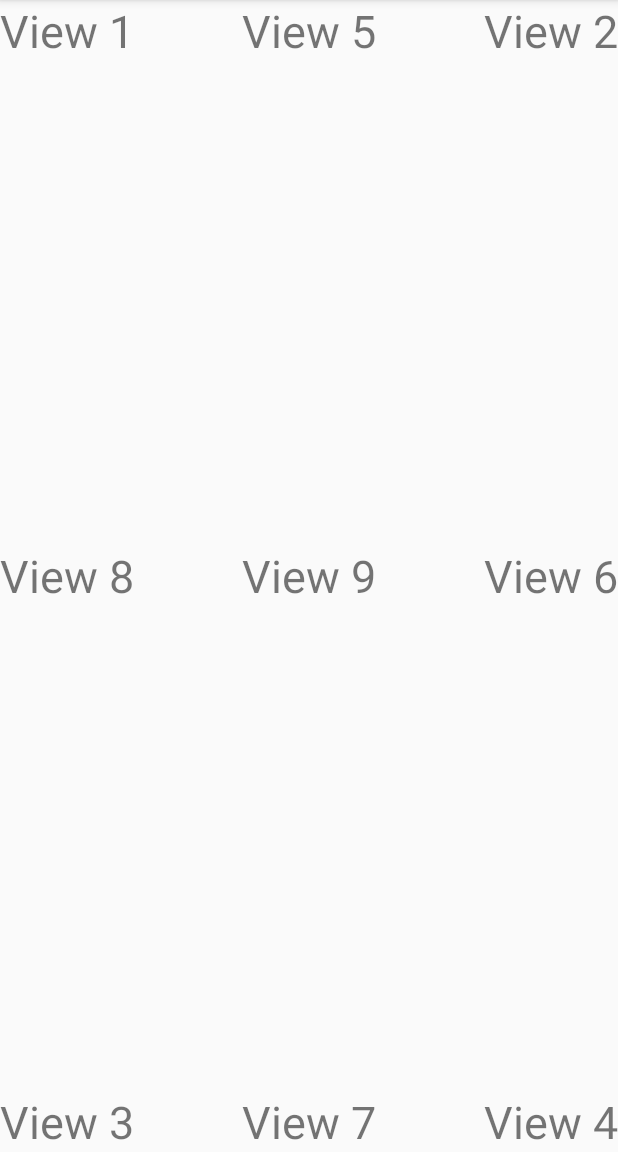
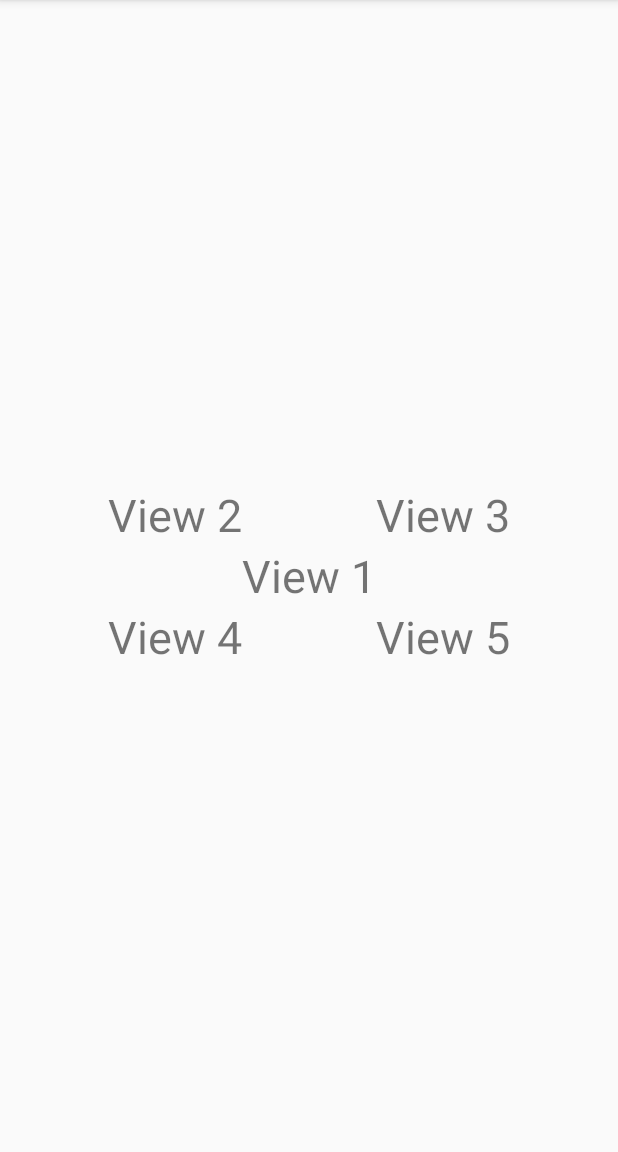
Before and after one commit to phamtanphat/RelativeLayout25082020, an Android app: the screen it shows after launch (MainActivity), on a phone screen of 412 x 824 dp, the part 84-1236 px from its top. Run offline under Robolectric (Android 15) with nearby library versions, the phone set to English and light mode, and no system bars.

Commit message:
toPosition view

```diff
--- a/app/src/main/res/layout/activity_main.xml
+++ b/app/src/main/res/layout/activity_main.xml
@@ -8,65 +8,42 @@
     tools:context=".MainActivity">
 
     <TextView
-        android:layout_alignParentTop="true"
-        android:layout_alignParentStart="true"
+        android:id="@+id/tv1"
+        android:layout_centerInParent="true"
         android:textSize="30sp"
         android:text="View 1"
         android:layout_width="wrap_content"
         android:layout_height="wrap_content"/>
     <TextView
-        android:layout_alignParentTop="true"
-        android:layout_alignParentEnd="true"
+        android:layout_toStartOf="@id/tv1"
+        android:layout_above="@id/tv1"
+        android:id="@+id/tv2"
         android:textSize="30sp"
         android:text="View 2"
         android:layout_width="wrap_content"
         android:layout_height="wrap_content"/>
     <TextView
-        android:layout_alignParentBottom="true"
-        android:layout_alignParentStart="true"
+        android:layout_toEndOf="@id/tv1"
+        android:layout_above="@id/tv1"
+        android:id="@+id/tv3"
         android:textSize="30sp"
         android:text="View 3"
         android:layout_width="wrap_content"
         android:layout_height="wrap_content"/>
     <TextView
-        android:layout_alignParentBottom="true"
-        android:layout_alignParentEnd="true"
+        android:layout_toStartOf="@id/tv1"
+        android:layout_below="@id/tv1"
+        android:id="@+id/tv4"
         android:textSize="30sp"
         android:text="View 4"
         android:layout_width="wrap_content"
         android:layout_height="wrap_content"/>
     <TextView
-        android:layout_alignParentTop="true"
-        android:layout_centerHorizontal="true"
+        android:layout_toEndOf="@id/tv1"
+        android:layout_below="@id/tv1"
+        android:id="@+id/tv5"
         android:textSize="30sp"
         android:text="View 5"
         android:layout_width="wrap_content"
         android:layout_height="wrap_content"/>
-    <TextView
-        android:layout_alignParentEnd="true"
-        android:layout_centerVertical="true"
-        android:textSize="30sp"
-        android:text="View 6"
-        android:layout_width="wrap_content"
-        android:layout_height="wrap_content"/>
-    <TextView
-        android:layout_alignParentBottom="true"
-        android:layout_centerHorizontal="true"
-        android:textSize="30sp"
-        android:text="View 7"
-        android:layout_width="wrap_content"
-        android:layout_height="wrap_content"/>
-    <TextView
-        android:layout_alignParentStart="true"
-        android:layout_centerVertical="true"
-        android:textSize="30sp"
-        android:text="View 8"
-        android:layout_width="wrap_content"
-        android:layout_height="wrap_content"/>
-    <TextView
-        android:layout_centerInParent="true"
-        android:textSize="30sp"
-        android:text="View 9"
-        android:layout_width="wrap_content"
-        android:layout_height="wrap_content"/>
 </RelativeLayout>
```
